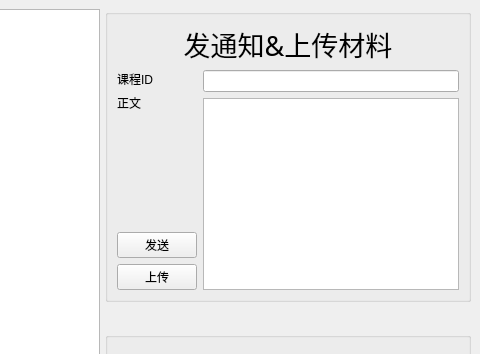
First picture: the form in Jobs-of-SoftwareEngineer/Codeing/Scut/teacher.ui, repository CSLP/CPP, before the edit; both pictures show x 627 to 1107 and y 0 to 354 of the 1107 by 683 pixel window.
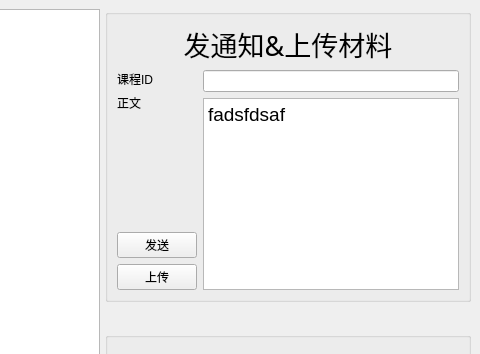
Second picture: the form after the edit.

Patch:
```diff
--- a/Jobs-of-SoftwareEngineer/Codeing/Scut/teacher.ui
+++ b/Jobs-of-SoftwareEngineer/Codeing/Scut/teacher.ui
@@ -111,7 +111,15 @@
                   <widget class="QLineEdit" name="IdLineEdit"/>
                  </item>
                  <item>
-                  <widget class="QTextEdit" name="textEdit"/>
+                  <widget class="QTextEdit" name="textEdit">
+                   <property name="html">
+                    <string>&lt;!DOCTYPE HTML PUBLIC &quot;-//W3C//DTD HTML 4.0//EN&quot; &quot;http://www.w3.org/TR/REC-html40/strict.dtd&quot;&gt;
+&lt;html&gt;&lt;head&gt;&lt;meta name=&quot;qrichtext&quot; content=&quot;1&quot; /&gt;&lt;style type=&quot;text/css&quot;&gt;
+p, li { white-space: pre-wrap; }
+&lt;/style&gt;&lt;/head&gt;&lt;body style=&quot; font-family:'Ubuntu'; font-size:14pt; font-weight:400; font-style:normal;&quot;&gt;
+&lt;p style=&quot; margin-top:0px; margin-bottom:0px; margin-left:0px; margin-right:0px; -qt-block-indent:0; text-indent:0px;&quot;&gt;fadsfdsaf&lt;/p&gt;&lt;/body&gt;&lt;/html&gt;</string>
+                   </property>
+                  </widget>
                  </item>
                 </layout>
                </item>
```
